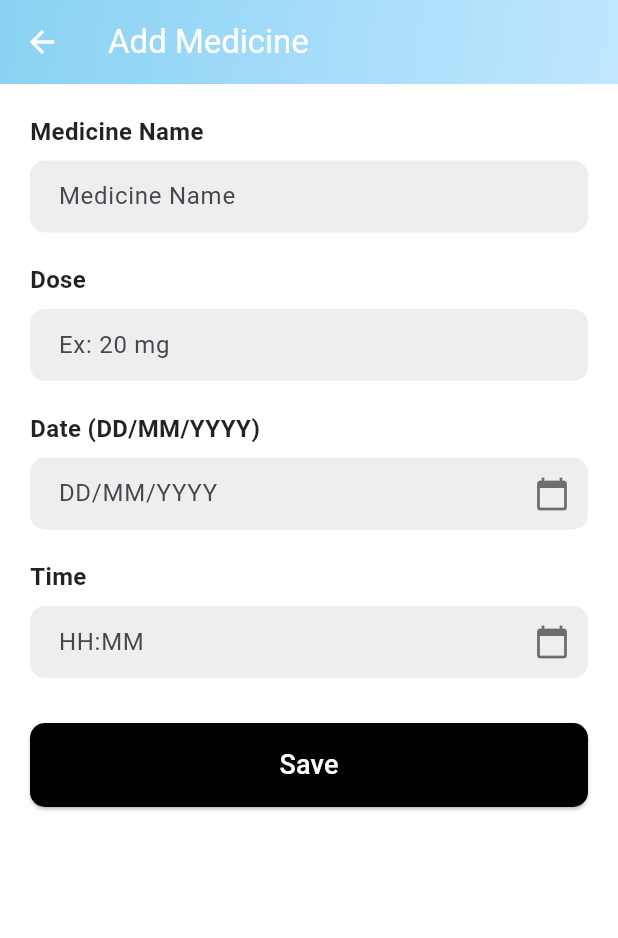
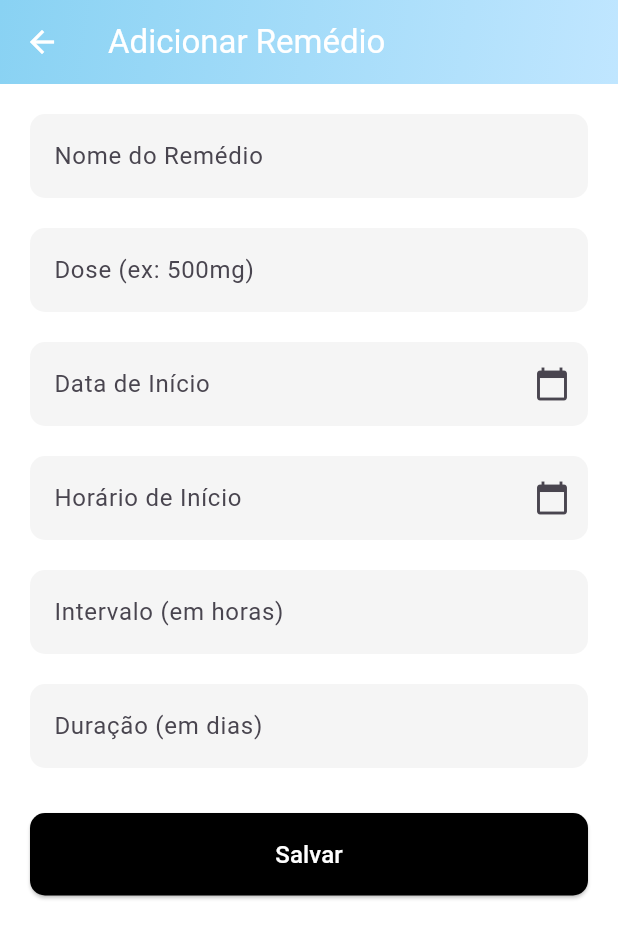
Before and after one commit to GabrielS0usa/projeto_tcc, a Flutter app: the AddMedicineScreen screen opened directly, on a phone screen of 412 x 824 dp. Shown: the top 938 px of the screen. Run offline on Flutter 3.47's test engine with Material 3 defaults, Android fonts, the phone set to English and light mode, and no system bars; our stand-ins replace flutter_dotenv, flutter_secure_storage, font_awesome_flutter; accounts and stored records are empty.

Commit message:
Atualização tela de remédios

```diff
--- a/frontend/lib/models/medicine_model.dart
+++ b/frontend/lib/models/medicine_model.dart
@@ -1,15 +1,36 @@
 // lib/models/medicine_model.dart
 
 class Medicine {
+  final int id;
   final String name;
   final String dose;
-  final String time;
+  final String startTime;
+  final int intervalHours;
+  final int durationDays;
+  final String startDate;
+
   bool taken;
 
   Medicine({
+    required this.id,
     required this.name,
     required this.dose,
-    required this.time,
+    required this.startTime,
+    required this.intervalHours,
+    required this.durationDays,
+    required this.startDate,
     this.taken = false,
   });
+
+  factory Medicine.fromJson(Map<String, dynamic> json) {
+    return Medicine(
+      id: json['id'] ?? 0,
+      name: json['name'] ?? 'No Name',
+      dose: json['dose'] ?? 'No Dose',
+      startTime: json['startTime'] ?? '00:00',
+      intervalHours: json['intervalHours'] ?? 24,
+      durationDays: json['durationDays'] ?? 1,
+      startDate: json['startDate'] ?? '',
+    );
+  }
 }
--- a/frontend/lib/screens/add_medicine_screen.dart
+++ b/frontend/lib/screens/add_medicine_screen.dart
@@ -1,8 +1,8 @@
 // lib/screens/add_medicine_screen.dart
 
 import 'package:flutter/material.dart';
+import 'package:intl/intl.dart';
 import '../models/medicine_model.dart';
-import 'package:intl/intl.dart';
 
 class AddMedicineScreen extends StatefulWidget {
   const AddMedicineScreen({Key? key}) : super(key: key);
@@ -13,92 +13,67 @@ class AddMedicineScreen extends StatefulWidget {
 
 class _AddMedicineScreenState extends State<AddMedicineScreen> {
   final _formKey = GlobalKey<FormState>();
-  final TextEditingController _nameController = TextEditingController();
-  final TextEditingController _doseController = TextEditingController();
-  final TextEditingController _dateController = TextEditingController();
-  final TextEditingController _timeController = TextEditingController();
-
-  DateTime? _selectedDate;
-  TimeOfDay? _selectedTime;
+  final _nameController = TextEditingController();
+  final _doseController = TextEditingController();
+  final _startDateController = TextEditingController();
+  final _startTimeController = TextEditingController();
+  final _intervalController = TextEditingController();
+  final _durationController = TextEditingController();
 
   @override
   void dispose() {
     _nameController.dispose();
     _doseController.dispose();
-    _dateController.dispose();
-    _timeController.dispose();
+    _startDateController.dispose();
+    _startTimeController.dispose();
+    _intervalController.dispose();
+    _durationController.dispose();
     super.dispose();
-  }
-
-  Future<void> _selectDate(BuildContext context) async {
-    final DateTime? picked = await showDatePicker(
-      context: context,
-      initialDate: _selectedDate ?? DateTime.now(),
-      firstDate: DateTime(2000),
-      lastDate: DateTime(2101),
-      builder: (context, child) {
-        return Theme(
-          data: ThemeData.light().copyWith(
-            colorScheme: const ColorScheme.light(
-              primary: Color(0xFF89D2F3),
-              onPrimary: Colors.white,
-              onSurface: Colors.black,
-            ),
-            textButtonTheme: TextButtonThemeData(
-              style: TextButton.styleFrom(foregroundColor: Colors.black),
-            ),
-          ),
-          child: child!,
-        );
-      },
-    );
-    if (picked != null && picked != _selectedDate) {
-      setState(() {
-        _selectedDate = picked;
-        _dateController.text = DateFormat('dd/MM/yyyy').format(picked);
-      });
-    }
-  }
-
-  Future<void> _selectTime(BuildContext context) async {
-    final TimeOfDay? picked = await showTimePicker(
-      context: context,
-      initialTime: _selectedTime ?? TimeOfDay.now(),
-      builder: (context, child) {
-        return Theme(
-          data: ThemeData.light().copyWith(
-            colorScheme: const ColorScheme.light(
-              primary: Color(0xFF89D2F3),
-              onPrimary: Colors.white,
-              onSurface: Colors.black,
-            ),
-            textButtonTheme: TextButtonThemeData(
-              style: TextButton.styleFrom(foregroundColor: Colors.black),
-            ),
-          ),
-          child: child!,
-        );
-      },
-    );
-    if (picked != null && picked != _selectedTime) {
-      setState(() {
-        _selectedTime = picked;
-        _timeController.text = picked.format(context);
-      });
-    }
   }
 
   void _saveMedicine() {
     if (_formKey.currentState!.validate()) {
       final newMedicine = Medicine(
+        id: 0,
         name: _nameController.text,
         dose: _doseController.text,
-        time: _timeController.text,
+        startDate: _startDateController.text,
+        startTime: _startTimeController.text,
+        intervalHours: int.tryParse(_intervalController.text) ?? 8,
+        durationDays: int.tryParse(_durationController.text) ?? 1,
       );
 
-      print(
-          'New Medicine: ${newMedicine.name}, ${newMedicine.dose}, ${newMedicine.time}');
       Navigator.pop(context, newMedicine);
+    }
+  }
+
+  Future<void> _selectDate() async {
+    DateTime? pickedDate = await showDatePicker(
+      context: context,
+      initialDate: DateTime.now(),
+      firstDate: DateTime.now(),
+      lastDate: DateTime(2101),
+    );
+    if (pickedDate != null) {
+      String formattedDate = DateFormat('yyyy-MM-dd').format(pickedDate);
+      setState(() {
+        _startDateController.text = formattedDate;
+      });
+    }
+  }
+
+  Future<void> _selectTime() async {
+    TimeOfDay? pickedTime = await showTimePicker(
+      context: context,
+      initialTime: TimeOfDay.now(),
+    );
+    if (pickedTime != null) {
+      final now = DateTime.now();
+      final dt = DateTime(now.year, now.month, now.day, pickedTime.hour, pickedTime.minute);
+      final format = DateFormat('HH:mm:ss');
+      setState(() {
+        _startTimeController.text = format.format(dt);
+      });
     }
   }
 
@@ -108,14 +83,10 @@ class _AddMedicineScreenState extends State<AddMedicineScreen> {
       backgroundColor: Colors.white,
       appBar: AppBar(
         leading: IconButton(
-          icon: const Icon(Icons.arrow_back),
+          icon: const Icon(Icons.arrow_back, color: Colors.white),
           onPressed: () => Navigator.pop(context),
-          color: Colors.white,
         ),
-        title: const Text(
-          'Add Medicine',
-          style: TextStyle(color: Colors.white),
-        ),
+        title: const Text('Adicionar Remédio', style: TextStyle(color: Colors.white)),
         flexibleSpace: Container(
           decoration: const BoxDecoration(
             gradient: LinearGradient(
@@ -131,161 +102,74 @@ class _AddMedicineScreenState extends State<AddMedicineScreen> {
         child: Form(
           key: _formKey,
           child: Column(
-            crossAxisAlignment: CrossAxisAlignment.start,
+            crossAxisAlignment: CrossAxisAlignment.stretch,
             children: [
-              const Text(
-                'Medicine Name',
-                style: TextStyle(
-                    fontSize: 16,
-                    fontWeight: FontWeight.bold,
-                    color: Colors.black87),
-              ),
-              const SizedBox(height: 8),
-              _buildTextField(_nameController, 'Medicine Name',
-                  validator: (value) {
-                if (value == null || value.isEmpty) {
-                  return 'Please enter the medicine name';
-                }
-                return null;
-              }),
+              _buildTextField(controller: _nameController, label: 'Nome do Remédio'),
               const SizedBox(height: 20),
-              const Text(
-                'Dose',
-                style: TextStyle(
-                    fontSize: 16,
-                    fontWeight: FontWeight.bold,
-                    color: Colors.black87),
-              ),
-              const SizedBox(height: 8),
-              _buildTextField(_doseController, 'Ex: 20 mg',
-                  validator: (value) {
-                if (value == null || value.isEmpty) {
-                  return 'Please enter the dose';
-                }
-                return null;
-              }),
+              _buildTextField(controller: _doseController, label: 'Dose (ex: 500mg)'),
               const SizedBox(height: 20),
-              const Text(
-                'Date (DD/MM/YYYY)',
-                style: TextStyle(
-                    fontSize: 16,
-                    fontWeight: FontWeight.bold,
-                    color: Colors.black87),
-              ),
-              const SizedBox(height: 8),
-              _buildDateField(_dateController, 'DD/MM/YYYY',
-                  onTap: () => _selectDate(context), validator: (value) {
-                if (value == null || value.isEmpty) {
-                  return 'Please select a date';
-                }
-                return null;
-              }),
+              _buildDateField(controller: _startDateController, label: 'Data de Início', onTap: _selectDate),
               const SizedBox(height: 20),
-              const Text(
-                'Time',
-                style: TextStyle(
-                    fontSize: 16,
-                    fontWeight: FontWeight.bold,
-                    color: Colors.black87),
-              ),
-              const SizedBox(height: 8),
-              _buildDateField(_timeController, 'HH:MM',
-                  onTap: () => _selectTime(context), validator: (value) {
-                if (value == null || value.isEmpty) {
-                  return 'Please select a time';
-                }
-                return null;
-              }),
+              _buildDateField(controller: _startTimeController, label: 'Horário de Início', onTap: _selectTime),
+              const SizedBox(height: 20),
+              _buildTextField(controller: _intervalController, label: 'Intervalo (em horas)', keyboardType: TextInputType.number),
+              const SizedBox(height: 20),
+              _buildTextField(controller: _durationController, label: 'Duração (em dias)', keyboardType: TextInputType.number),
               const SizedBox(height: 30),
-              SizedBox(
-                width: double.infinity,
-                child: ElevatedButton(
-                  onPressed: _saveMedicine,
-                  style: ElevatedButton.styleFrom(
-                    backgroundColor: Colors.black,
-                    padding: const EdgeInsets.symmetric(vertical: 15),
-                    shape: RoundedRectangleBorder(
-                      borderRadius: BorderRadius.circular(10),
-                    ),
-                  ),
-                  child: const Text(
-                    'Save',
-                    style: TextStyle(fontSize: 18, color: Colors.white),
-                  ),
+              ElevatedButton(
+                onPressed: _saveMedicine,
+                style: ElevatedButton.styleFrom(
+                  backgroundColor: Colors.black,
+                  foregroundColor: Colors.white,
+                  padding: const EdgeInsets.symmetric(vertical: 16),
+                  shape: RoundedRectangleBorder(borderRadius: BorderRadius.circular(10)),
                 ),
+                child: const Text('Salvar', style: TextStyle(fontSize: 16)),
               ),
             ],
           ),
         ),
       ),
-      bottomNavigationBar: BottomNavigationBar(
-        backgroundColor: Colors.transparent,
-        elevation: 0,
-        selectedItemColor: Colors.white,
-        unselectedItemColor: Colors.white.withOpacity(0.7),
-        showSelectedLabels: false,
-        showUnselectedLabels: false,
-        type: BottomNavigationBarType.fixed,
-        items: const [
-          BottomNavigationBarItem(
-            icon: Icon(Icons.home, size: 30),
-            label: 'Home',
-          ),
-          BottomNavigationBarItem(
-            icon: Icon(Icons.bar_chart, size: 30),
-            label: 'Stats',
-          ),
-          BottomNavigationBarItem(
-            icon: Icon(Icons.settings, size: 30),
-            label: 'Settings',
-          ),
-        ],
-      ),
-      extendBody: true,
     );
   }
 
-  Widget _buildTextField(TextEditingController controller, String hintText,
-      {String? Function(String?)? validator}) {
+  Widget _buildTextField({required TextEditingController controller, required String label, TextInputType? keyboardType}) {
     return TextFormField(
       controller: controller,
+      keyboardType: keyboardType,
       decoration: InputDecoration(
-        hintText: hintText,
-        fillColor: Colors.grey.shade200,
+        labelText: label,
         filled: true,
-        border: OutlineInputBorder(
-          borderRadius: BorderRadius.circular(10),
-          borderSide: BorderSide.none,
-        ),
-        contentPadding:
-            const EdgeInsets.symmetric(horizontal: 15, vertical: 12),
+        fillColor: Colors.grey.shade100,
+        border: OutlineInputBorder(borderRadius: BorderRadius.circular(10), borderSide: BorderSide.none),
       ),
-      style: const TextStyle(color: Colors.black87),
-      validator: validator,
+      validator: (value) {
+        if (value == null || value.isEmpty) {
+          return 'Por favor, preencha este campo';
+        }
+        return null;
+      },
     );
   }
 
-  Widget _buildDateField(TextEditingController controller, String hintText,
-      {required VoidCallback onTap,
-      String? Function(String?)? validator}) {
+  Widget _buildDateField({required TextEditingController controller, required String label, required VoidCallback onTap}) {
     return TextFormField(
       controller: controller,
       readOnly: true,
       onTap: onTap,
       decoration: InputDecoration(
-        hintText: hintText,
-        fillColor: Colors.grey.shade200,
+        labelText: label,
         filled: true,
-        border: OutlineInputBorder(
-          borderRadius: BorderRadius.circular(10),
-          borderSide: BorderSide.none,
-        ),
-        suffixIcon: const Icon(Icons.calendar_today, color: Colors.black54),
-        contentPadding:
-            const EdgeInsets.symmetric(horizontal: 15, vertical: 12),
+        fillColor: Colors.grey.shade100,
+        border: OutlineInputBorder(borderRadius: BorderRadius.circular(10), borderSide: BorderSide.none),
+        suffixIcon: const Icon(Icons.calendar_today),
       ),
-      style: const TextStyle(color: Colors.black87),
-      validator: validator,
+      validator: (value) {
+        if (value == null || value.isEmpty) {
+          return 'Por favor, selecione uma data';
+        }
+        return null;
+      },
     );
   }
 }
--- a/frontend/lib/screens/create_account_screen.dart
+++ b/frontend/lib/screens/create_account_screen.dart
@@ -5,6 +5,7 @@ import 'package:flutter/material.dart';
 import 'package:http/http.dart' as http;
 import 'package:intl/intl.dart';
 import '../widgets/header_clipper.dart';
+import 'package:flutter_dotenv/flutter_dotenv.dart';
 
 class CreateAccountScreen extends StatefulWidget {
   const CreateAccountScreen({Key? key}) : super(key: key);
@@ -44,8 +45,9 @@ class _CreateAccountScreenState extends State<CreateAccountScreen> {
     });
 
     try {
-      //final baseUrl = dotenv.env['API_BASE_URL']!;
-      final url = Uri.parse('http://192.168.1.16:8080/auth/register');
+      final String baseUrl = dotenv.env['API_BASE_URL']!;
+
+      final url = Uri.parse('$baseUrl/auth/register');
 
       final response = await http.post(
         url,
--- a/frontend/pubspec.yaml
+++ b/frontend/pubspec.yaml
@@ -34,3 +34,4 @@ flutter:
 
   assets:
     - assets/images/
+    - .env
```
Also changed, not shown: frontend/lib/main.dart (+7 -5 lines), frontend/lib/models/medication_task.dart (added, +27 -0 lines), frontend/lib/screens/diario_bem_estar_screen.dart (+4 -11 lines), frontend/lib/screens/login_screen.dart (+4 -3 lines), frontend/lib/screens/medicine_screen.dart (+133 -63 lines), frontend/lib/services/api_service.dart (added, +46 -0 lines), 9 other files.
